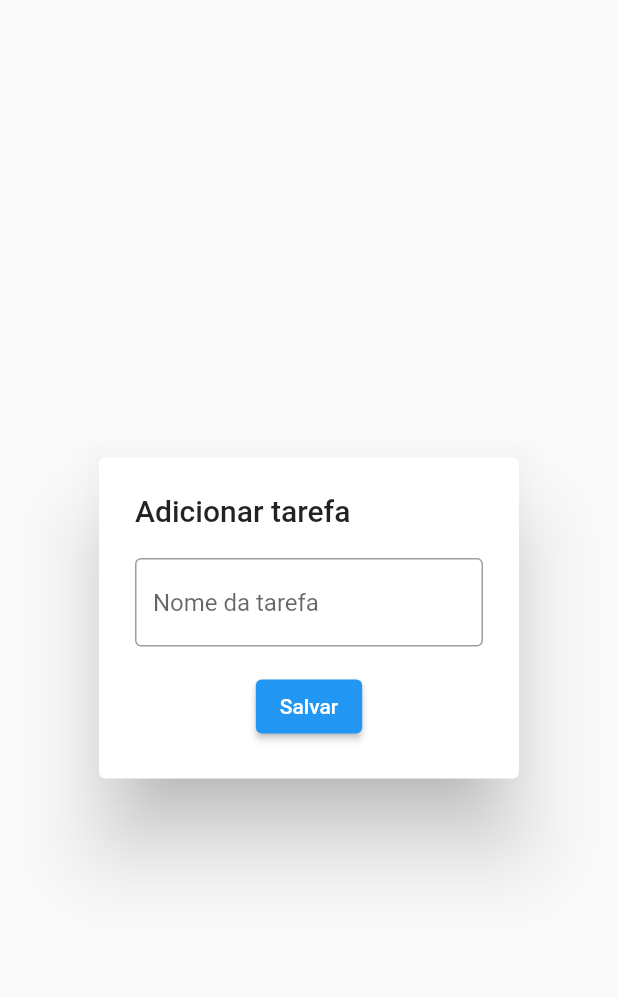
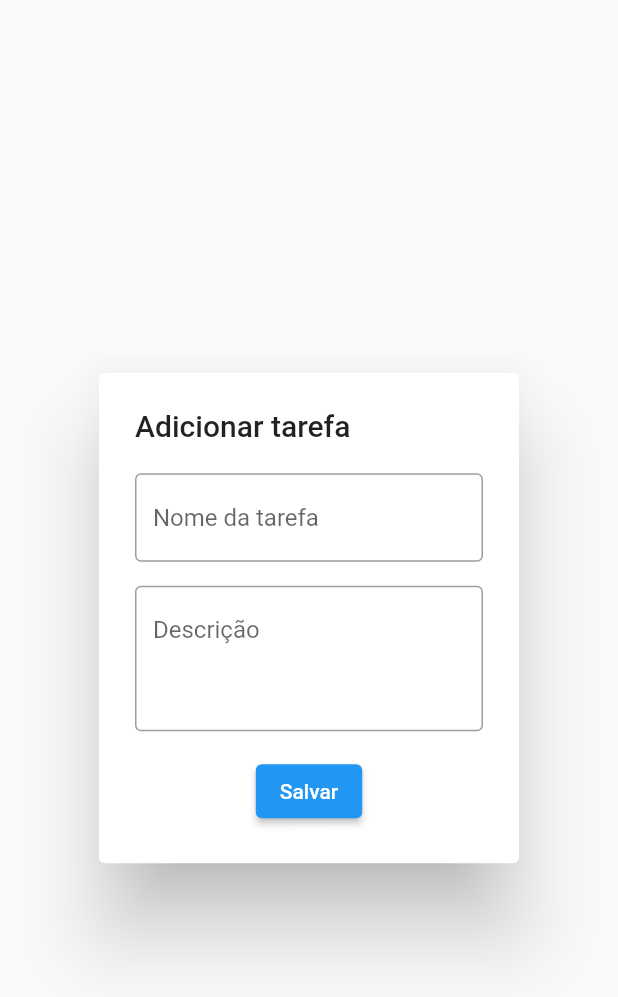
Before and after one commit to do5-5anto5/mvvm_template_with_flutter, a Flutter app: the AddTodoForm widget shown alone on an empty page, opened directly with empty values, on a phone screen of 412 x 824 dp. Shown: the top 997 px of the screen. Run offline on Flutter 3.47's test engine with Material 3 defaults, Android fonts, the phone set to English and light mode, and no system bars; our stand-ins replace freezed_annotation, go_router; network calls fail.

Commit message:
feat: adding a description when creating a todo

```diff
--- a/lib/ui/todo/widgets/add_todo_form.dart
+++ b/lib/ui/todo/widgets/add_todo_form.dart
@@ -12,6 +12,9 @@ class AddTodoForm extends StatefulWidget {
 class _AddTodoFormState extends State<AddTodoForm> {
   final formKey = GlobalKey<FormState>();
   late final TextEditingController nameController = TextEditingController();
+  late final TextEditingController descriptionController =
+      TextEditingController();
+
   final vertigalGap = const SizedBox(height: 16);
 
   @override
@@ -81,15 +84,25 @@ class _AddTodoFormState extends State<AddTodoForm> {
                 },
               ),
               vertigalGap,
+              Expanded(
+                child: TextFormField(
+                  minLines: 3,
+                  maxLines: null,
+                  controller: descriptionController,
+                  decoration: InputDecoration(
+                    border: OutlineInputBorder(),
+                    hintText: 'Descrição',
+                  ),
+                ),
+              ),
+              vertigalGap,
               ElevatedButton(
                 onPressed: () {
-                  if (formKey.currentState?.validate() == true) {
-                    widget.todoViewmodel.addTodo.execute((
-                      nameController.text,
-                      "",
-                      false,
-                    ));
-                  }
+                  widget.todoViewmodel.addTodo.execute((
+                    nameController.text,
+                    descriptionController.text,
+                    false,
+                  ));
                 },
                 child: Text('Salvar'),
               ),
```
Also changed, not shown: lib/ui/todo_details/widgets/todo_description.dart (added, +24 -0 lines), lib/ui/todo_details/widgets/todo_details.dart (+10 -2 lines).
